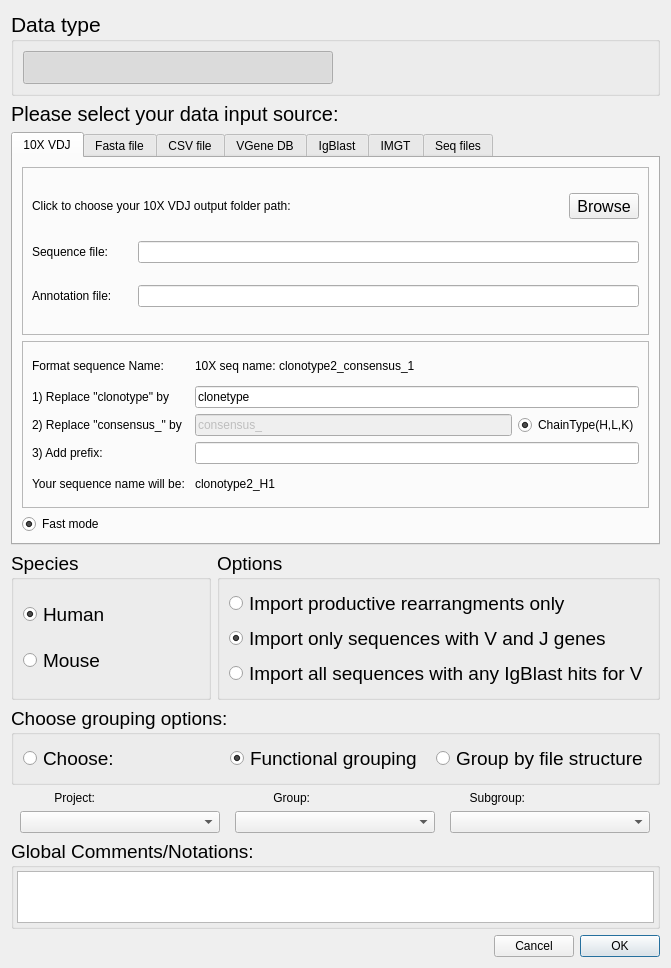
This is import_data_dialog.ui in WilsonImmunologyLab/VGenes as Qt 5 draws it before an edit. The edited form follows.
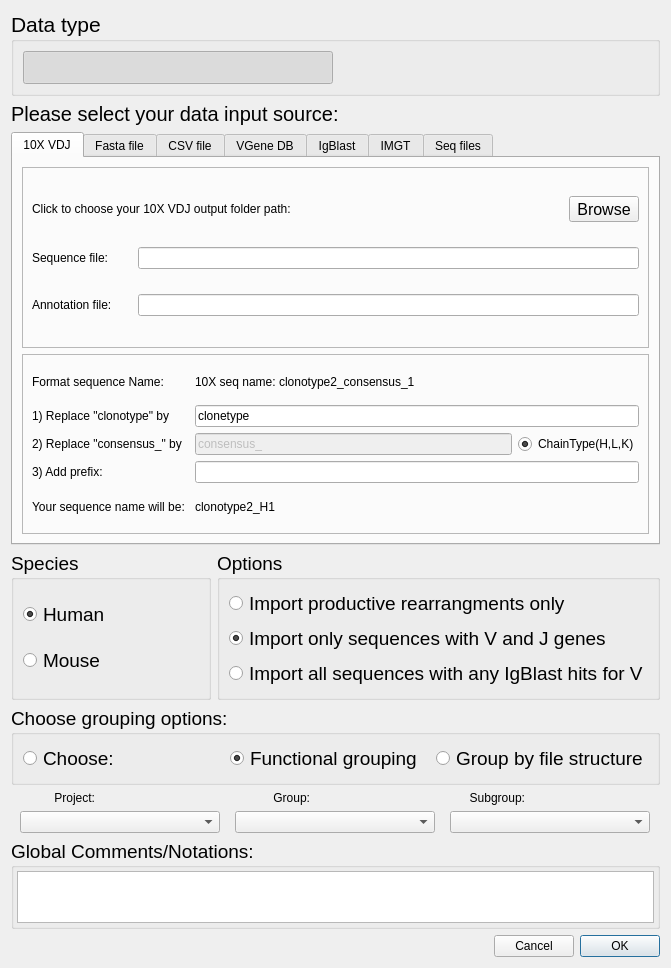
This is the edited form. Icons and pictures are not drawn.

Commit message: update data import method

What changed in the file:
```diff
--- a/import_data_dialog.ui
+++ b/import_data_dialog.ui
@@ -276,19 +276,6 @@
          </layout>
         </widget>
        </item>
-       <item row="2" column="0">
-        <widget class="QRadioButton" name="radioButtonFast1">
-         <property name="text">
-          <string>Fast mode</string>
-         </property>
-         <property name="checked">
-          <bool>true</bool>
-         </property>
-         <property name="autoExclusive">
-          <bool>false</bool>
-         </property>
-        </widget>
-       </item>
       </layout>
      </widget>
      <widget class="QWidget" name="tab_2">
```
The commit also changes 1 other file.
